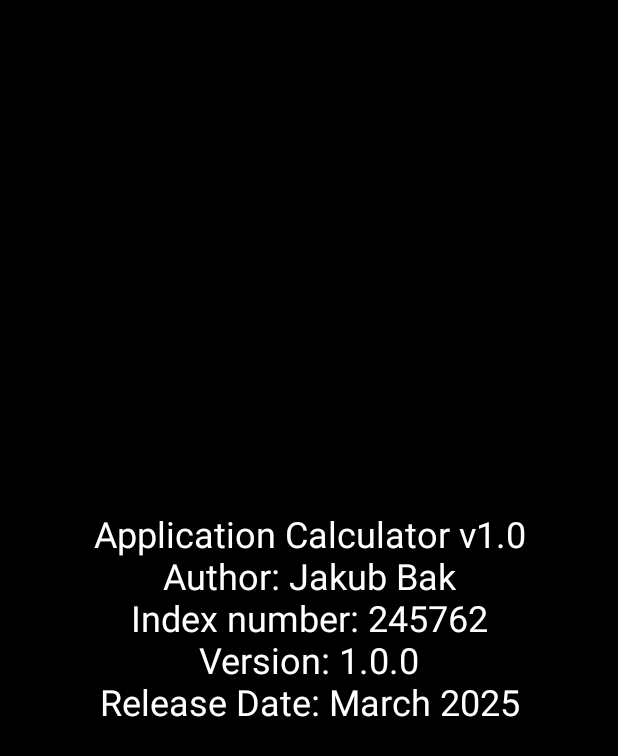
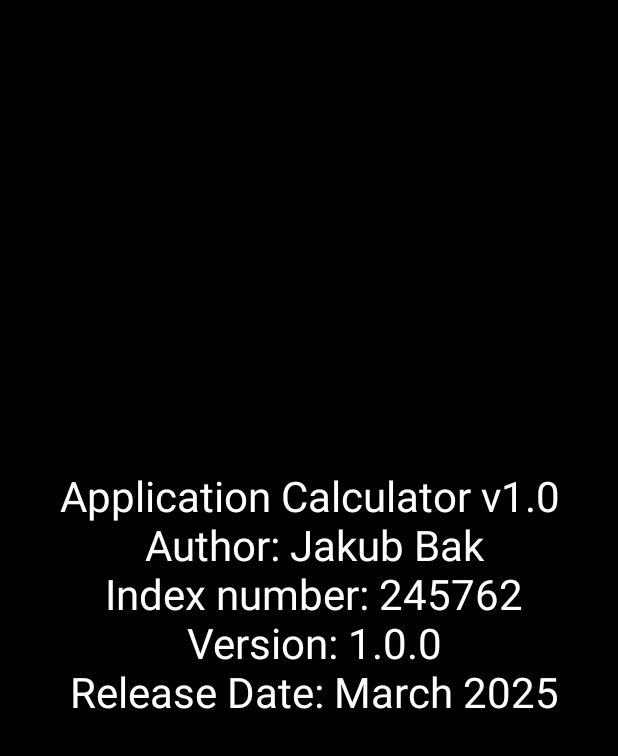
Before and after one commit to kuba122388/Calculator, an Android app: the ActivityAbout screen opened directly, with no data from a screen before it, on a phone screen of 412 x 824 dp. Shown: the top 756 px of the screen. Run offline under Robolectric (Android 15) with nearby library versions, the phone set to English and light mode, and no system bars.

Commit message:
ActivityAbout:  - Text is now constant

```diff
--- a/app/src/main/java/com/example/calculator/ActivityAbout.kt
+++ b/app/src/main/java/com/example/calculator/ActivityAbout.kt
@@ -17,16 +17,5 @@ class ActivityAbout : AppCompatActivity() {
             v.setPadding(systemBars.left, systemBars.top, systemBars.right, systemBars.bottom)
             insets
         }
-
-        val textView = findViewById<TextView>(R.id.AboutText)
-
-        val ABOUT_TEXT = """
-Application Calculator v1.0
-Author: Jakub Bak
-Index number: 245762
-Version: 1.0.0
-Release Date: March 2025
-        """
-        textView.text = ABOUT_TEXT
     }
 }
--- a/app/src/main/res/layout/activity_about.xml
+++ b/app/src/main/res/layout/activity_about.xml
@@ -16,6 +16,7 @@
         android:gravity="center"
         android:textAlignment="center"
         android:textColor="#FFFFFF"
-        android:textSize="24sp"
+        android:textSize="@dimen/normalTextSize"
+        android:text="@string/aboutContent"
         app:layout_constraintStart_toStartOf="parent" />
 </androidx.constraintlayout.widget.ConstraintLayout>
--- a/app/src/main/res/values/strings.xml
+++ b/app/src/main/res/values/strings.xml
@@ -5,4 +5,11 @@
     <string name="about">About</string>
     <string name="exit">Exit</string>
 
+    <string name="aboutContent">
+Application Calculator v1.0\n
+Author: Jakub Bak\n
+Index number: 245762\n
+Version: 1.0.0\n
+Release Date: March 2025\n
+    </string>
 </resources>
```
